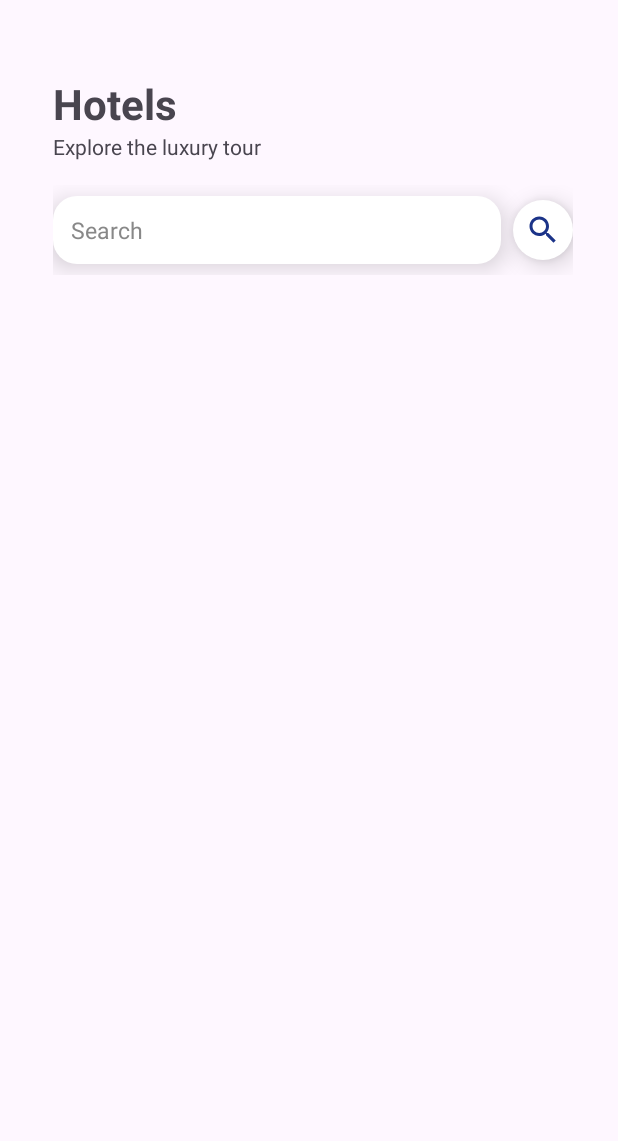
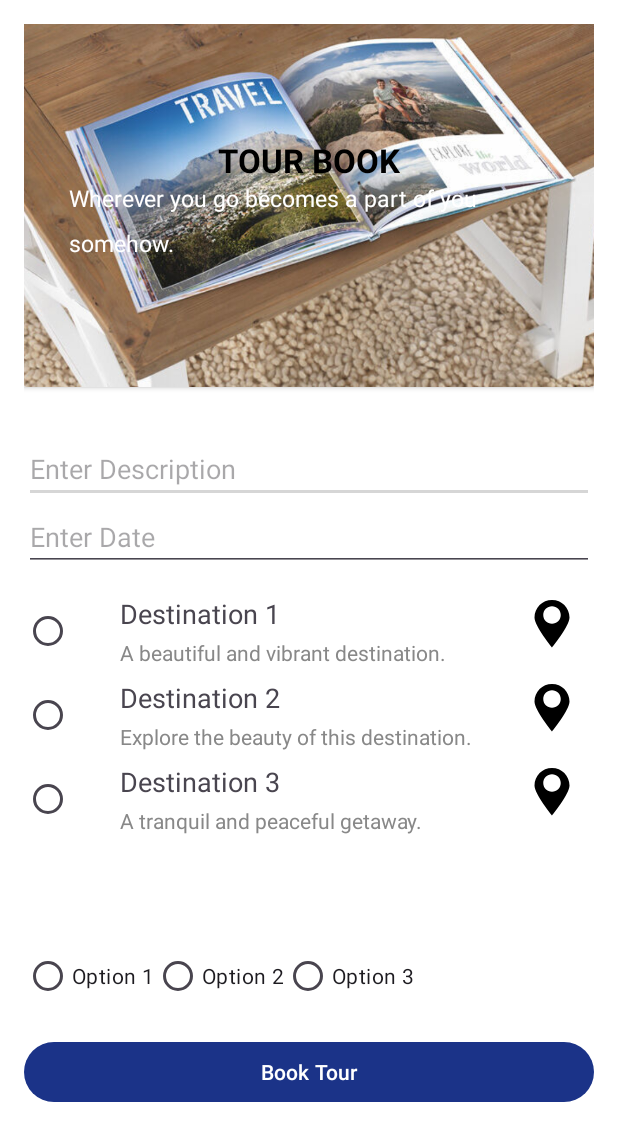
Before and after one commit to NavodyaD/Tourio, an Android app: the screen it shows after launch (MainActivity), on a phone screen of 412 x 824 dp. Shown: the top 1141 px of the screen. Run offline under Robolectric (Android 15) with nearby library versions, the phone set to English and light mode, and no system bars; our stand-ins replace Firebase (no records; nobody signed in at launch, a user with empty details on screens opened directly).

Commit message:
booking Tour page design

```diff
--- a/app/src/main/java/com/example/tourio/MainActivity.kt
+++ b/app/src/main/java/com/example/tourio/MainActivity.kt
@@ -18,7 +18,7 @@ class MainActivity : AppCompatActivity() {
 
         super.onCreate(savedInstanceState)
         enableEdgeToEdge()
-        setContentView(R.layout.activity_hotelspage)
+        setContentView(R.layout.activity_booktour)
 
         //val getStartedButton: Button = findViewById(R.id.getstarted_button)
 
--- a/app/src/main/res/drawable/ic_dashboard.xml
+++ b/app/src/main/res/drawable/ic_dashboard.xml
@@ -1,5 +1,5 @@
 <vector xmlns:android="http://schemas.android.com/apk/res/android" android:height="24dp" android:tint="#FFFFFF" android:viewportHeight="24" android:viewportWidth="24" android:width="24dp">
 
+
     <path android:fillColor="@android:color/white" android:pathData="M11,21H5c-1.1,0 -2,-0.9 -2,-2V5c0,-1.1 0.9,-2 2,-2h6V21zM13,21h6c1.1,0 2,-0.9 2,-2v-7h-8V21zM21,10V5c0,-1.1 -0.9,-2 -2,-2h-6v7H21z"/>
-
 </vector>
--- /dev/null
+++ b/app/src/main/res/drawable/ic_map.xml
@@ -0,0 +1,9 @@
+<vector xmlns:android="http://schemas.android.com/apk/res/android"
+    android:width="24dp"
+    android:height="24dp"
+    android:viewportWidth="24"
+    android:viewportHeight="24">
+    <path
+        android:fillColor="#000000"
+        android:pathData="M12,2C8.13,2 5,5.13 5,9C5,12.42 12,21 12,21C12,21 19,12.42 19,9C19,5.13 15.87,2 12,2ZM12,11.5C10.07,11.5 8.5,9.93 8.5,8C8.5,6.07 10.07,4.5 12,4.5C13.93,4.5 15.5,6.07 15.5,8C15.5,9.93 13.93,11.5 12,11.5Z"/>
+</vector>
--- /dev/null
+++ b/app/src/main/res/layout/activity_booktour.xml
@@ -0,0 +1,260 @@
+<?xml version="1.0" encoding="utf-8"?>
+<LinearLayout xmlns:android="http://schemas.android.com/apk/res/android"
+    android:layout_width="match_parent"
+    android:layout_height="match_parent"
+    xmlns:app="http://schemas.android.com/apk/res-auto"
+    android:orientation="vertical"
+    android:padding="16dp"
+    android:background="@android:color/white">
+
+     <androidx.cardview.widget.CardView
+        android:layout_width="match_parent"
+        android:layout_height="270dp"
+        android:layout_marginBottom="16dp"
+        android:background="@color/black"
+        android:layout_marginTop="-28dp"
+        app:cardUseCompatPadding="false">
+
+        <ImageView
+            android:layout_width="395dp"
+            android:layout_height="match_parent"
+            android:scaleType="centerCrop"
+            android:src="@drawable/travelbooking" />
+
+        <LinearLayout
+            android:layout_width="match_parent"
+            android:layout_height="wrap_content"
+            android:orientation="vertical"
+            android:paddingHorizontal="30dp"
+            android:paddingVertical="24dp">
+
+            <TextView
+                android:layout_width="wrap_content"
+                android:layout_height="wrap_content"
+                android:text="TOUR BOOK"
+                android:layout_gravity="center"
+                android:textSize="22sp"
+                android:lineHeight="30dp"
+                android:textStyle="bold"
+                android:textColor="@color/black"
+                android:layout_marginTop="80dp" />
+
+            <TextView
+                android:layout_width="wrap_content"
+                android:layout_height="200dp"
+                android:text="Wherever you go becomes a part of you somehow."
+                android:layout_gravity="center"
+                android:textSize="15dp"
+                android:lineHeight="30dp"
+                android:textColor="#FFFFFF" />
+
+        </LinearLayout>
+
+    </androidx.cardview.widget.CardView>
+
+     <ScrollView
+        android:layout_width="match_parent"
+        android:layout_height="0dp"
+        android:layout_weight="1"
+        android:layout_marginTop="16dp">
+
+        <LinearLayout
+            android:layout_width="match_parent"
+            android:layout_height="wrap_content"
+            android:orientation="vertical">
+
+             <EditText
+                android:id="@+id/description"
+                android:layout_width="match_parent"
+                android:layout_height="wrap_content"
+                android:hint="Enter Description"
+                android:inputType="text" />
+
+            <EditText
+                android:id="@+id/dateInput"
+                android:layout_width="match_parent"
+                android:layout_height="wrap_content"
+                android:hint="Enter Date"
+                android:inputType="date" />
+
+             <LinearLayout
+                android:layout_width="match_parent"
+                android:layout_height="wrap_content"
+                android:orientation="vertical"
+                android:layout_marginTop="16dp">
+
+                 <LinearLayout
+                    android:layout_width="match_parent"
+                    android:layout_height="wrap_content"
+                    android:orientation="horizontal"
+                    android:paddingBottom="8dp">
+
+                    <RadioButton
+                        android:id="@+id/destination1"
+                        android:layout_width="wrap_content"
+                        android:layout_height="wrap_content"
+                        android:layout_marginEnd="8dp" />
+
+                    <LinearLayout
+                        android:layout_width="0dp"
+                        android:layout_height="wrap_content"
+                        android:layout_weight="1"
+                        android:orientation="vertical"
+                        android:paddingStart="8dp"
+                        android:paddingEnd="8dp">
+
+                        <TextView
+                            android:id="@+id/destinationInput1"
+                            android:layout_width="wrap_content"
+                            android:layout_height="wrap_content"
+                            android:text="Destination 1"
+                            android:textSize="18sp" />
+
+                        <TextView
+                            android:layout_width="wrap_content"
+                            android:layout_height="wrap_content"
+                            android:text="A beautiful and vibrant destination."
+                            android:textSize="14sp"
+                            android:textColor="#888888"
+                            android:layout_marginTop="4dp" />
+                    </LinearLayout>
+
+                    <ImageView
+                        android:id="@+id/destinationIcon1"
+                        android:layout_width="40dp"
+                        android:layout_height="40dp"
+                        android:layout_marginEnd="8dp"
+                        android:src="@drawable/ic_map"
+                        android:contentDescription="Destination 1 Icon" />
+                </LinearLayout>
+
+                 <LinearLayout
+                    android:layout_width="match_parent"
+                    android:layout_height="wrap_content"
+                    android:orientation="horizontal"
+                    android:paddingBottom="8dp">
+
+                    <RadioButton
+                        android:id="@+id/destination2"
+                        android:layout_width="wrap_content"
+                        android:layout_height="wrap_content"
+                        android:layout_marginEnd="8dp" />
+
+                    <LinearLayout
+                        android:layout_width="0dp"
+                        android:layout_height="wrap_content"
+                        android:layout_weight="1"
+                        android:orientation="vertical"
+                        android:paddingStart="8dp"
+                        android:paddingEnd="8dp">
+
+                        <TextView
+                            android:id="@+id/destinationInput2"
+                            android:layout_width="wrap_content"
+                            android:layout_height="wrap_content"
+                            android:text="Destination 2"
+                            android:textSize="18sp" />
+
+                        <TextView
+                            android:layout_width="wrap_content"
+                            android:layout_height="wrap_content"
+                            android:text="Explore the beauty of this destination."
+                            android:textSize="14sp"
+                            android:textColor="#888888"
+                            android:layout_marginTop="4dp" />
+                    </LinearLayout>
+
+                    <ImageView
+                        android:id="@+id/destinationIcon2"
+                        android:layout_width="40dp"
+                        android:layout_height="40dp"
+                        android:layout_marginEnd="8dp"
+                        android:src="@drawable/ic_map"
+                        android:contentDescription="Destination 2 Icon" />
+                </LinearLayout>
+
+                 <LinearLayout
+                    android:layout_width="match_parent"
+                    android:layout_height="wrap_content"
+                    android:orientation="horizontal"
+                    android:paddingBottom="8dp">
+
+                    <RadioButton
+                        android:id="@+id/destination3"
+                        android:layout_width="wrap_content"
+                        android:layout_height="wrap_content"
+                        android:layout_marginEnd="8dp" />
+
+                    <LinearLayout
+                        android:layout_width="0dp"
+                        android:layout_height="wrap_content"
+                        android:layout_weight="1"
+                        android:orientation="vertical"
+                        android:paddingStart="8dp"
+                        android:paddingEnd="8dp">
+
+                        <TextView
+                            android:id="@+id/destinationInput3"
+                            android:layout_width="wrap_content"
+                            android:layout_height="wrap_content"
+                            android:text="Destination 3"
+                            android:textSize="18sp" />
+
+                        <TextView
+                            android:layout_width="wrap_content"
+                            android:layout_height="wrap_content"
+                            android:text="A tranquil and peaceful getaway."
+                            android:textSize="14sp"
+                            android:textColor="#888888"
+                            android:layout_marginTop="4dp" />
+                    </LinearLayout>
+
+                    <ImageView
+                        android:id="@+id/destinationIcon3"
+                        android:layout_width="40dp"
+                        android:layout_height="40dp"
+                        android:layout_marginEnd="8dp"
+                        android:src="@drawable/ic_map"
+                        android:contentDescription="Destination 3 Icon" />
+                </LinearLayout>
+            </LinearLayout>
+
+        </LinearLayout>
+    </ScrollView>
+
+     <RadioGroup
+        android:id="@+id/optionsGroup"
+        android:layout_width="wrap_content"
+        android:layout_height="wrap_content"
+        android:layout_marginTop="16dp"
+        android:orientation="horizontal">
+
+        <RadioButton
+            android:id="@+id/option1"
+            android:layout_width="wrap_content"
+            android:text="Option 1"
+            android:layout_height="wrap_content" />
+
+        <RadioButton
+            android:id="@+id/option2"
+            android:layout_width="wrap_content"
+            android:layout_height="wrap_content"
+            android:text="Option 2" />
+
+        <RadioButton
+            android:id="@+id/option3"
+            android:layout_width="wrap_content"
+            android:layout_height="wrap_content"
+            android:text="Option 3" />
+    </RadioGroup>
+
+     <Button
+        android:id="@+id/bookTourButton"
+        android:layout_width="match_parent"
+        android:layout_height="wrap_content"
+        android:text="Book Tour"
+        android:textColor="@android:color/background_light"
+        android:layout_marginTop="16dp"
+         android:layout_marginBottom="69dp"/>
+
+</LinearLayout>
```
Also changed, not shown: app/src/main/res/drawable/travelbooking.jpeg (added).
